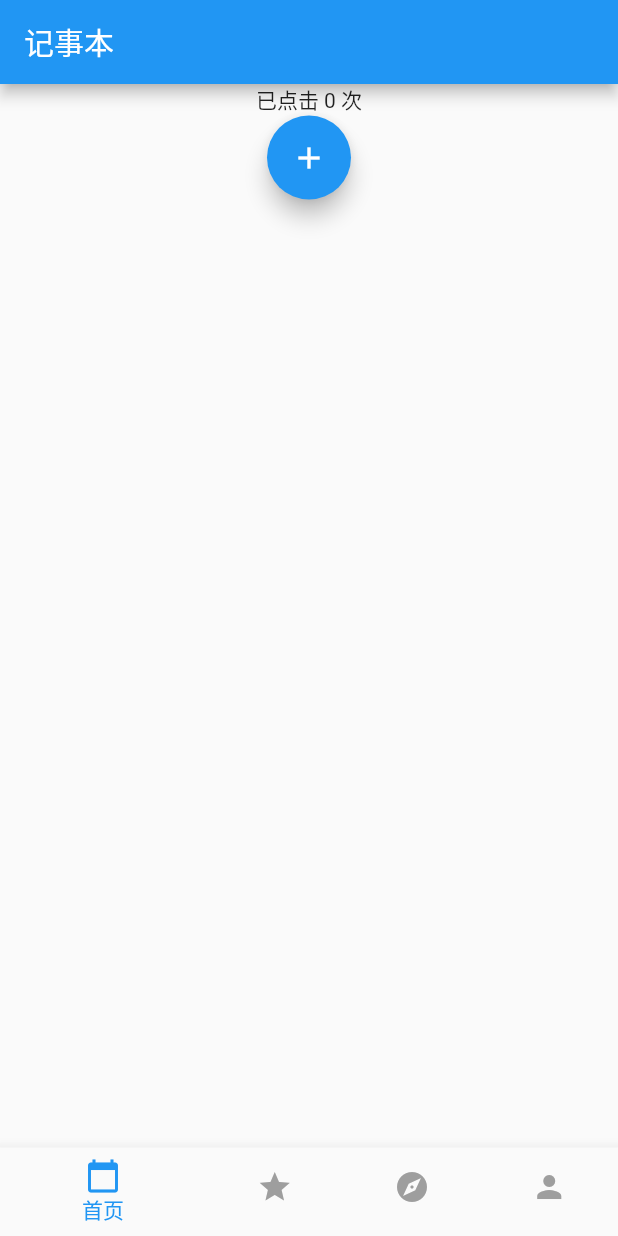
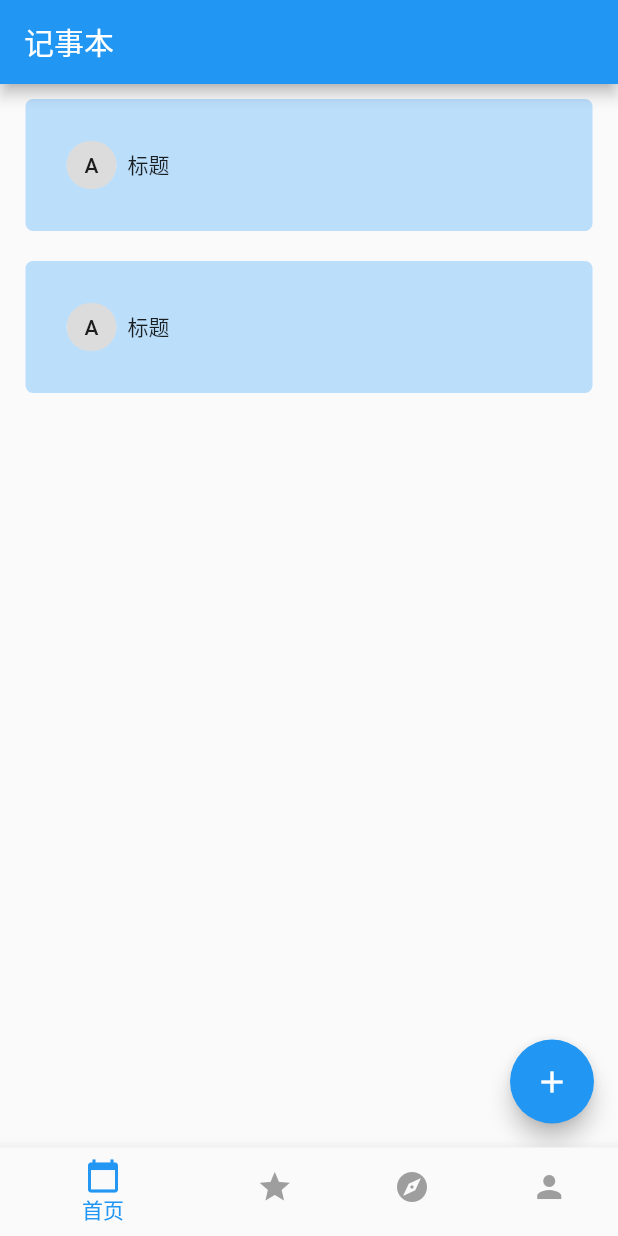
Before and after one commit to skyinJune/todo_flutter, a Flutter app: the screen it shows after launch, on a phone screen of 412 x 824 dp. Run offline on Flutter 3.47's test engine with Material 2 defaults, Android fonts, the phone set to English and light mode, and no system bars; our stand-ins replace flutter_swiper.

Commit message:
创建todoItem && 初始化list

```diff
--- a/lib/routes/home/widgets/todoListTabBar.dart
+++ b/lib/routes/home/widgets/todoListTabBar.dart
@@ -1,28 +1,28 @@
 import 'package:flutter/material.dart';
+import 'package:todo_flutter/widgets/todoItem.dart';
 
 class TodoListTabBar extends StatefulWidget {
   _TodoListTabBarState createState() => _TodoListTabBarState();
 }
 
 class _TodoListTabBarState extends State<TodoListTabBar> {
-  int _count = 0;
+  int _count = 2;
   @override
   Widget build(BuildContext context) {
     return Scaffold(
-      body: Center(
-        child: Column(
-          children: [
-            Text('已点击 $_count 次'),
-            FloatingActionButton(
+      body: ListView.builder(
+        itemBuilder: (BuildContext context, int index) {
+          return TodoItem();
+        },
+        itemCount: _count,
+      ),
+      floatingActionButton: FloatingActionButton(
         onPressed: () {
           setState(() {
             _count++;
           });
         },
         child: Icon(Icons.add),
-            )
-          ],
-        ),
       ),
     );
   }
--- /dev/null
+++ b/lib/widgets/todoItem.dart
@@ -0,0 +1,22 @@
+import 'package:flutter/material.dart';
+
+class TodoItem extends StatefulWidget {
+  _TodoItemState createState() => _TodoItemState();
+}
+
+class _TodoItemState extends State<TodoItem> {
+  @override
+  Widget build(BuildContext context) {
+    return Container(
+      width: double.infinity,
+      decoration: BoxDecoration(
+          color: Colors.blue[100],
+          borderRadius: BorderRadius.all(Radius.circular(5.0))),
+      margin: EdgeInsets.symmetric(vertical: 10, horizontal: 17),
+      child: Row(
+        children: [Chip(label: Text('A')), Text('标题')],
+      ),
+      padding: EdgeInsets.all(20),
+    );
+  }
+}
```
Lines whose indentation alone changed are shown as unchanged.
